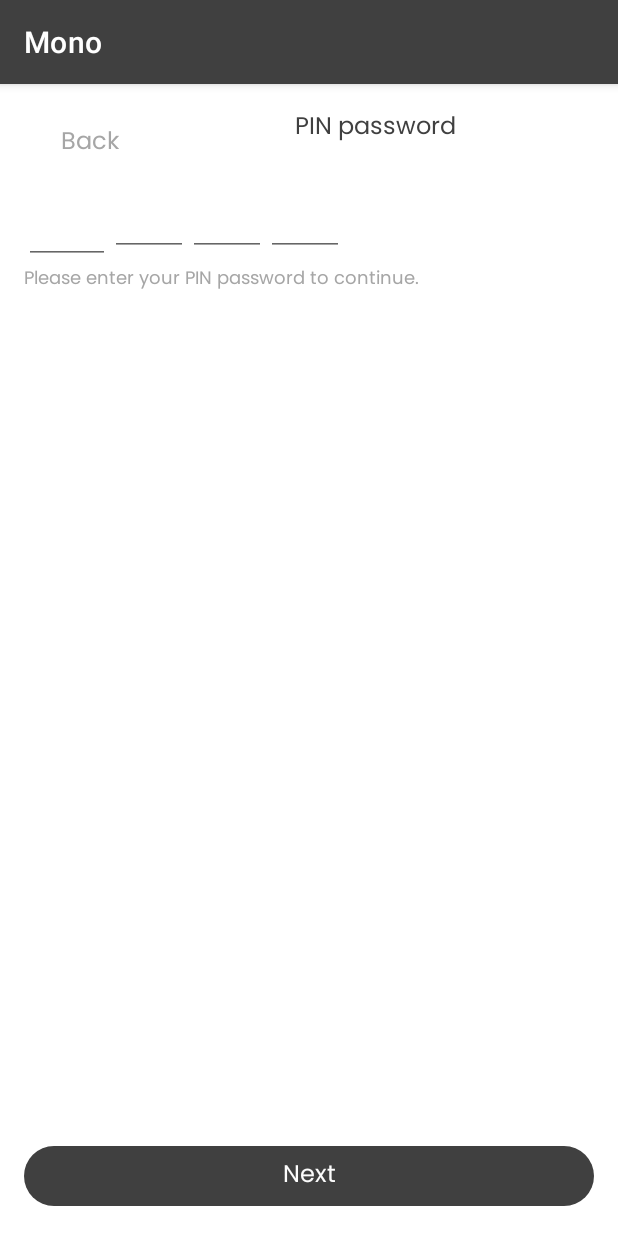
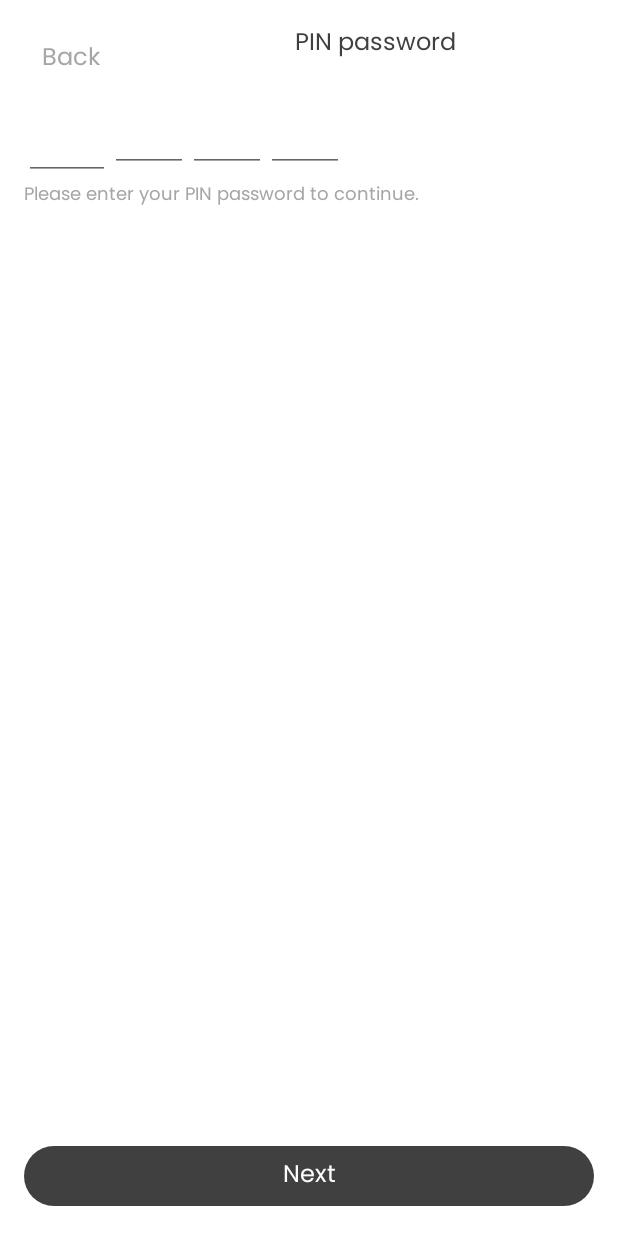
Before and after one commit to Fiz2004/Mono, an Android app: the PINPasswordFragment screen opened through its navigation route, on a phone screen of 412 x 824 dp. Run offline under Robolectric (Android 15) with nearby library versions, the phone set to English and light mode, and no system bars; our stand-ins replace navigation-ui.

Commit message:
change color on Theme

```diff
--- a/app/src/main/res/values-night/themes.xml
+++ b/app/src/main/res/values-night/themes.xml
@@ -1,6 +1,6 @@
 <resources xmlns:tools="http://schemas.android.com/tools">
     <!-- Base application theme. -->
-    <style name="Theme.Mono" parent="Theme.MaterialComponents.DayNight.DarkActionBar">
+    <style name="Theme.Mono" parent="Theme.MaterialComponents.DayNight.NoActionBar">
         <!-- Primary brand color. -->
         <item name="colorPrimary">@color/primary_dark</item>
         <item name="colorPrimaryVariant">@color/primary_dark</item>
--- a/app/src/main/res/values/style.xml
+++ b/app/src/main/res/values/style.xml
@@ -3,19 +3,19 @@
 
     <style name="description">
         <item name="android:textSize">16sp</item>
-        <item name="android:textColor">#A6A6A6</item>
+        <item name="android:textColor">?attr/colorSecondary</item>
         <item name="android:fontFamily">@font/poppins</item>
     </style>
 
     <style name="title">
         <item name="android:textSize">16sp</item>
-        <item name="android:textColor">#404040</item>
+        <item name="android:textColor">?attr/colorPrimary</item>
         <item name="android:fontFamily">@font/poppins</item>
     </style>
 
     <style name="header">
         <item name="android:textSize">24sp</item>
-        <item name="android:textColor">#404040</item>
+        <item name="android:textColor">?attr/colorPrimary</item>
         <item name="android:textStyle">bold</item>
         <item name="android:fontFamily">@font/poppins_bold</item>
 
@@ -28,20 +28,21 @@
 
     <style name="page_number">
         <item name="android:textSize">16sp</item>
-        <item name="android:textColor">#404040</item>
+        <item name="android:textColor">?attr/colorPrimary</item>
         <item name="android:fontFamily">@font/poppins</item>
     </style>
 
     <style name="back" parent="@style/Widget.Material3.Button.TextButton">
         <item name="android:textSize">16sp</item>
-        <item name="android:textColor">#A6A6A6</item>
+        <item name="android:textColor">?attr/colorSecondary</item>
+        <item name="android:textAlignment">textStart</item>
         <item name="android:fontFamily">@font/poppins</item>
         <item name="android:minHeight">40dp</item>
     </style>
 
     <style name="pass">
         <item name="android:textSize">24sp</item>
-        <item name="android:textColor">#404040</item>
+        <item name="android:textColor">?attr/colorPrimary</item>
     </style>
 
     <style name="button" parent="@style/Widget.Material3.Button">
--- a/app/src/main/res/values/themes.xml
+++ b/app/src/main/res/values/themes.xml
@@ -1,6 +1,6 @@
 <resources xmlns:tools="http://schemas.android.com/tools">
     <!-- Base application theme. -->
-    <style name="Theme.Mono" parent="Theme.MaterialComponents.DayNight.DarkActionBar">
+    <style name="Theme.Mono" parent="Theme.MaterialComponents.DayNight.NoActionBar">
         <!-- Primary brand color. -->
         <item name="colorPrimary">@color/primary</item>
         <item name="colorPrimaryVariant">@color/primary</item>
```
